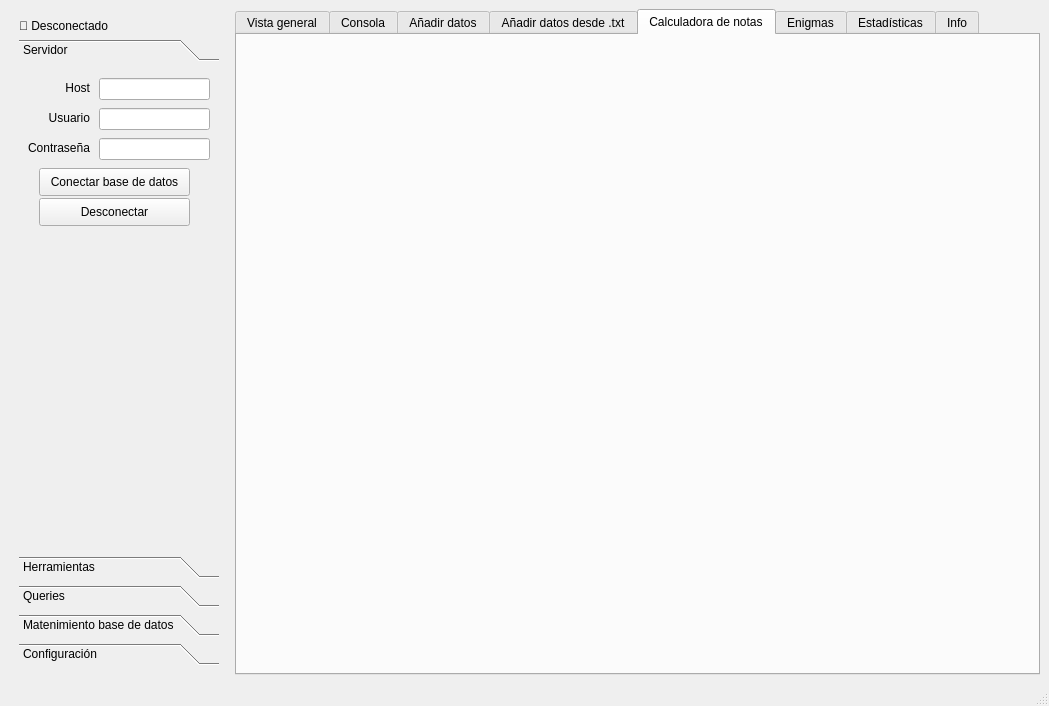
This is gui.ui in bartolso/gp-manager as Qt 5 draws it before an edit. The edited form follows.
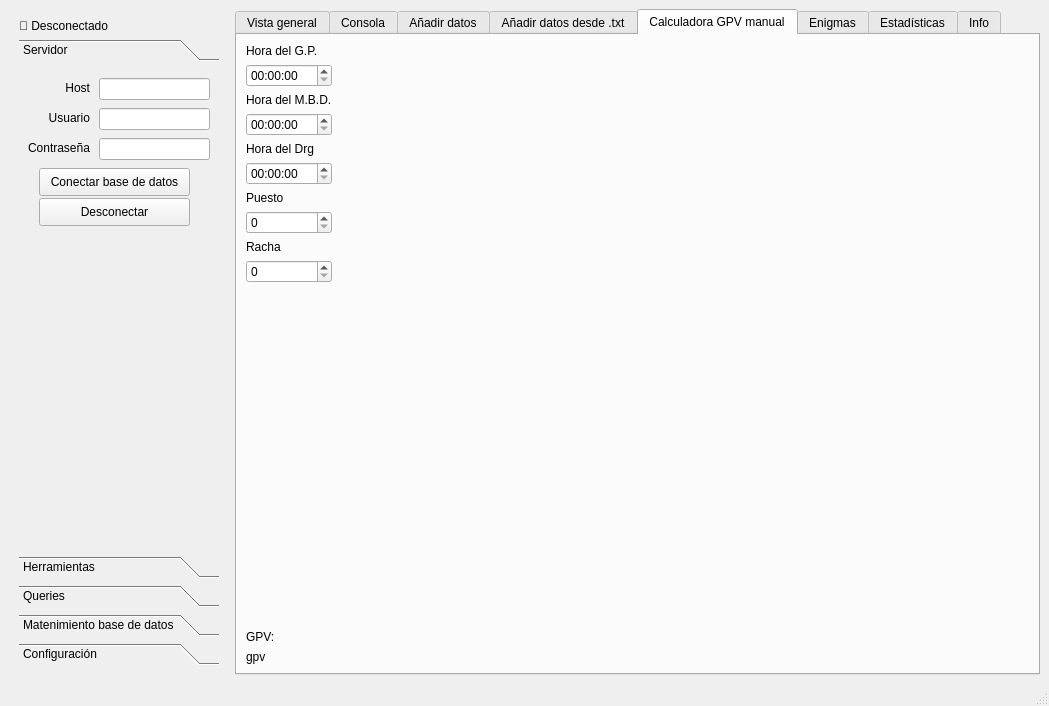
This is the edited form. The open tabs and pages were chosen to show the change. Icons and pictures are not drawn.

```diff
--- a/gui.ui
+++ b/gui.ui
@@ -1388,8 +1388,104 @@
       </widget>
       <widget class="QWidget" name="tab_3">
        <attribute name="title">
-        <string>Calculadora de notas</string>
+        <string>Calculadora GPV manual</string>
        </attribute>
+       <layout class="QHBoxLayout" name="horizontalLayout_20">
+        <item>
+         <layout class="QVBoxLayout" name="verticalLayout_10">
+          <item>
+           <widget class="QLabel" name="label_31">
+            <property name="text">
+             <string>Hora del G.P.</string>
+            </property>
+           </widget>
+          </item>
+          <item>
+           <widget class="QTimeEdit" name="timeEdit"/>
+          </item>
+          <item>
+           <widget class="QLabel" name="label_32">
+            <property name="text">
+             <string>Hora del M.B.D.</string>
+            </property>
+           </widget>
+          </item>
+          <item>
+           <widget class="QTimeEdit" name="timeEdit_2"/>
+          </item>
+          <item>
+           <widget class="QLabel" name="label_33">
+            <property name="text">
+             <string>Hora del Drg</string>
+            </property>
+           </widget>
+          </item>
+          <item>
+           <widget class="QTimeEdit" name="timeEdit_3"/>
+          </item>
+          <item>
+           <widget class="QLabel" name="label_34">
+            <property name="text">
+             <string>Puesto</string>
+            </property>
+           </widget>
+          </item>
+          <item>
+           <widget class="QSpinBox" name="spinBox"/>
+          </item>
+          <item>
+           <widget class="QLabel" name="label_35">
+            <property name="text">
+             <string>Racha</string>
+            </property>
+           </widget>
+          </item>
+          <item>
+           <widget class="QSpinBox" name="spinBox_2"/>
+          </item>
+          <item>
+           <spacer name="verticalSpacer_6">
+            <property name="orientation">
+             <enum>Qt::Vertical</enum>
+            </property>
+            <property name="sizeHint" stdset="0">
+             <size>
+              <width>20</width>
+              <height>40</height>
+             </size>
+            </property>
+           </spacer>
+          </item>
+          <item>
+           <widget class="QLabel" name="label_36">
+            <property name="text">
+             <string>GPV:</string>
+            </property>
+           </widget>
+          </item>
+          <item>
+           <widget class="QLabel" name="gpv">
+            <property name="text">
+             <string>gpv</string>
+            </property>
+           </widget>
+          </item>
+         </layout>
+        </item>
+        <item>
+         <spacer name="horizontalSpacer_3">
+          <property name="orientation">
+           <enum>Qt::Horizontal</enum>
+          </property>
+          <property name="sizeHint" stdset="0">
+           <size>
+            <width>40</width>
+            <height>20</height>
+           </size>
+          </property>
+         </spacer>
+        </item>
+       </layout>
       </widget>
       <widget class="QWidget" name="tab_6">
        <attribute name="title">
```
Left out of the diff: 2 changed lines with no effect on the pictures.
